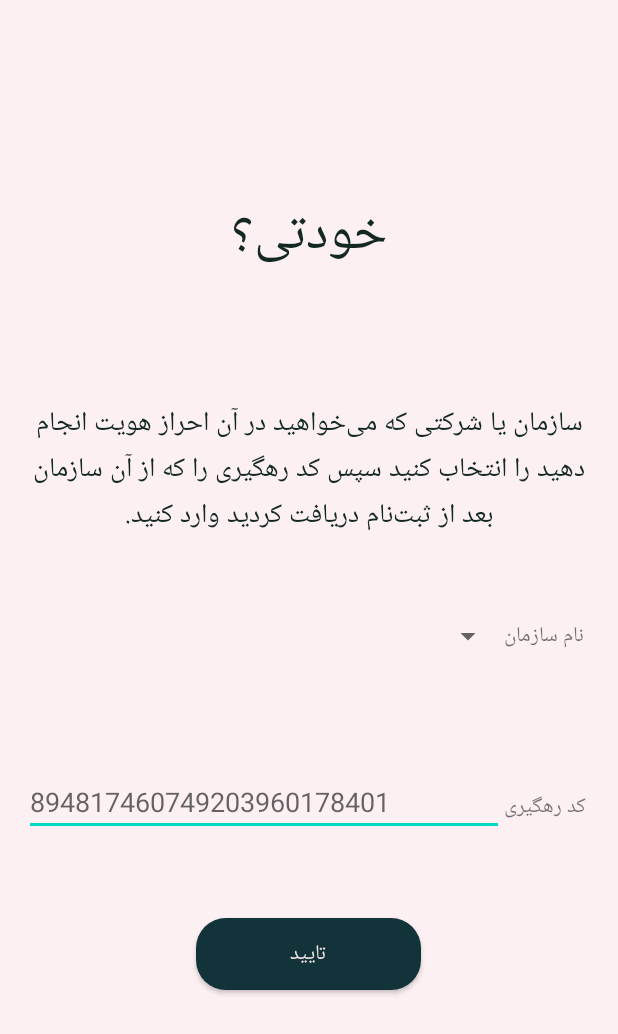
After one commit to sina-kz/Havaye-Sar, an Android app: the layout start_authentication_activity.xml on its own in the app's theme, with its tools: preview values and no code run, on a phone screen of 412 x 824 dp. The commit adds this screen. Shown: the top 1034 px of the screen. Run offline under Robolectric (Android 15) with nearby library versions, the phone set to English and light mode, and no system bars.

Commit message:
start authentication activity

```diff
--- a/Khodeti/app/src/main/java/com/example/khodeti/MainActivity.java
+++ b/Khodeti/app/src/main/java/com/example/khodeti/MainActivity.java
@@ -11,7 +11,7 @@ public class MainActivity extends AppCompatActivity {
     protected void onCreate(Bundle savedInstanceState) {
         super.onCreate(savedInstanceState);
         setContentView(R.layout.activity_main);
-        Intent intent = new Intent(MainActivity.this , MyCameraActivity.class);
+        Intent intent = new Intent(MainActivity.this , StartAuthenticationActivity.class);
         startActivity(intent);
 
     }
--- /dev/null
+++ b/Khodeti/app/src/main/java/com/example/khodeti/StartAuthenticationActivity.java
@@ -0,0 +1,30 @@
+package com.example.khodeti;
+
+import android.app.Activity;
+import android.os.Bundle;
+import android.widget.ArrayAdapter;
+import android.widget.Button;
+import android.widget.Spinner;
+
+public class StartAuthenticationActivity extends Activity {
+
+    private final String[] companyNames = {"کارگزاری", "بانک مرکزی حمهوری اسلامی", "بیمه"};
+    private Spinner companies;
+    private Button btnSubmit;
+
+    @Override
+    public void onCreate(Bundle savedInstanceState) {
+        super.onCreate(savedInstanceState);
+        setContentView(R.layout.start_authentication_activity);
+
+        configSpinner();
+    }
+
+    private void configSpinner(){
+        companies = (Spinner) findViewById(R.id.company_name) ;
+        ArrayAdapter<String> adapter = new ArrayAdapter<String> (this, android.R.layout.simple_spinner_item, companyNames);
+        adapter.setDropDownViewResource(android.R.layout.simple_spinner_dropdown_item);
+        companies.setAdapter(adapter);
+    }
+
+}
--- /dev/null
+++ b/Khodeti/app/src/main/res/drawable/round_button.xml
@@ -0,0 +1,9 @@
+<?xml version="1.0" encoding="utf-8"?>
+<shape xmlns:android="http://schemas.android.com/apk/res/android"
+    android:shape="rectangle">
+    <solid android:color="#113339" />
+    <corners android:bottomRightRadius="20dp"
+        android:bottomLeftRadius="20dp"
+        android:topRightRadius="20dp"
+        android:topLeftRadius="20dp"/>
+</shape>
--- /dev/null
+++ b/Khodeti/app/src/main/res/layout/start_authentication_activity.xml
@@ -0,0 +1,105 @@
+<?xml version="1.0" encoding="utf-8"?>
+<LinearLayout xmlns:android="http://schemas.android.com/apk/res/android"
+    android:layout_width="match_parent"
+    android:layout_height="match_parent"
+    android:paddingLeft="16dp"
+    android:paddingRight="16dp"
+    android:background="#fcf0f2"
+    android:orientation="vertical" >
+
+    <LinearLayout
+        android:layout_width="match_parent"
+        android:layout_height="match_parent"
+        android:layout_weight="1"
+        android:orientation="vertical">
+
+
+        <TextView
+            android:id="@+id/app_name"
+            android:layout_width="match_parent"
+            android:layout_height="110dp"
+            android:layout_weight="2"
+            android:gravity="center"
+            android:paddingTop="100dp"
+            android:text="خودتی؟"
+            android:textColor="#132822"
+            android:textSize="36dp" />
+
+        <TextView
+            android:id="@+id/start_hint"
+            android:layout_width="match_parent"
+            android:layout_height="wrap_content"
+            android:layout_weight="2"
+            android:gravity="center"
+            android:textColor="#132822"
+            android:textSize="18dp"
+            android:text="سازمان یا شرکتی که می‌خواهید در آن احراز هویت انجام دهید را انتخاب کنید سپس کد رهگیری را که از آن سازمان بعد از ثبت‌نام دریافت کردید وارد کنید." />
+    </LinearLayout>
+
+    <LinearLayout
+        android:layout_width="match_parent"
+        android:layout_height="match_parent"
+        android:layout_weight="1"
+        android:orientation="vertical">
+
+        <LinearLayout
+            android:layout_width="match_parent"
+            android:layout_height="100dp"
+            android:orientation="horizontal">
+
+            <Spinner
+                android:id="@+id/company_name"
+                android:layout_width="wrap_content"
+                android:layout_height="wrap_content"
+                android:layout_weight="1" />
+
+            <TextView
+                android:id="@+id/textView2"
+                android:layout_width="60dp"
+                android:layout_height="wrap_content"
+                android:paddingLeft="0dp"
+                android:gravity="left"
+                android:layout_weight="0"
+                android:text="نام سازمان" />
+
+
+        </LinearLayout>
+
+        <LinearLayout
+            android:layout_width="match_parent"
+            android:layout_height="100dp"
+            android:orientation="horizontal">
+
+            <EditText
+                android:id="@+id/company_token"
+                android:layout_width="wrap_content"
+                android:layout_height="wrap_content"
+                android:layout_weight="1"
+                android:ems="10"
+                android:hint="894817460749203960178401"
+                android:inputType="textPersonName" />
+
+            <TextView
+                android:id="@+id/textView3"
+                android:layout_width="60dp"
+                android:layout_height="wrap_content"
+                android:paddingLeft="0dp"
+                android:gravity="left"
+                android:layout_weight="0"
+                android:text="کد رهگیری" />
+
+
+        </LinearLayout>
+
+        <Button
+            android:id="@+id/button4"
+            android:layout_width="150dp"
+            android:layout_height="wrap_content"
+            android:gravity="center"
+            android:background="@drawable/round_button"
+            android:textColor="#ebdfe0"
+            android:layout_gravity="center"
+            android:text="تایید" />
+
+    </LinearLayout>
+</LinearLayout>
--- a/Khodeti/app/src/main/res/values/strings.xml
+++ b/Khodeti/app/src/main/res/values/strings.xml
@@ -1,4 +1,8 @@
 <resources>
     <string name="app_name">Khodeti</string>
     <string name="photo">photo</string>
+
+    <string name="company_prompt">Choose a country</string>
+
+
 </resources>
```
